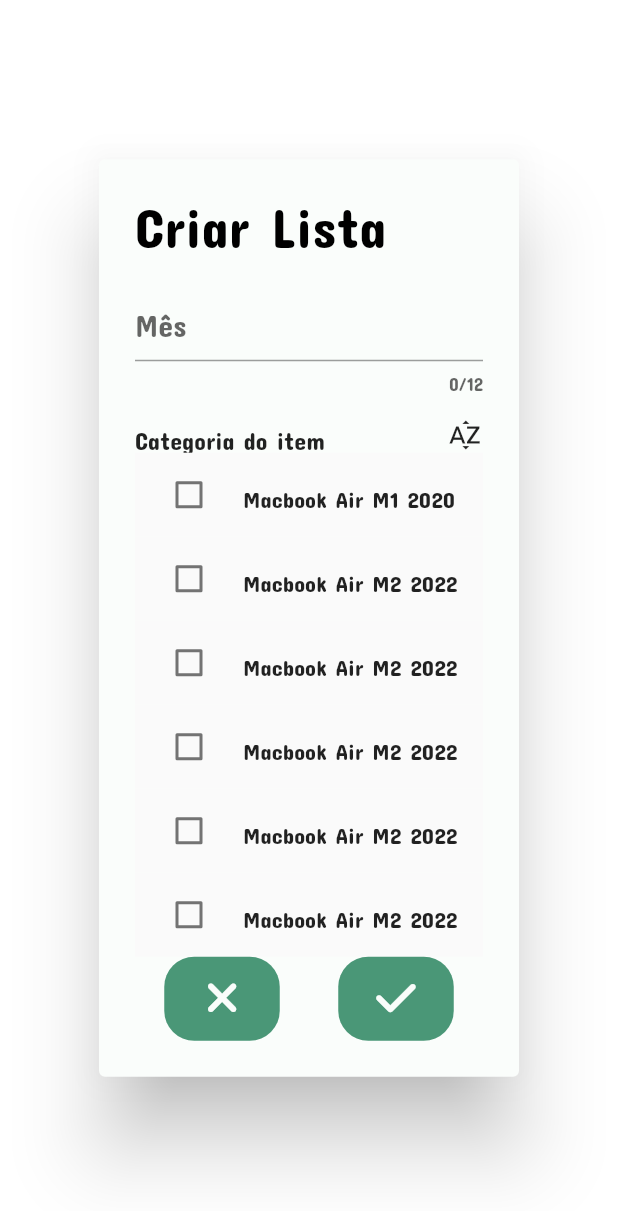
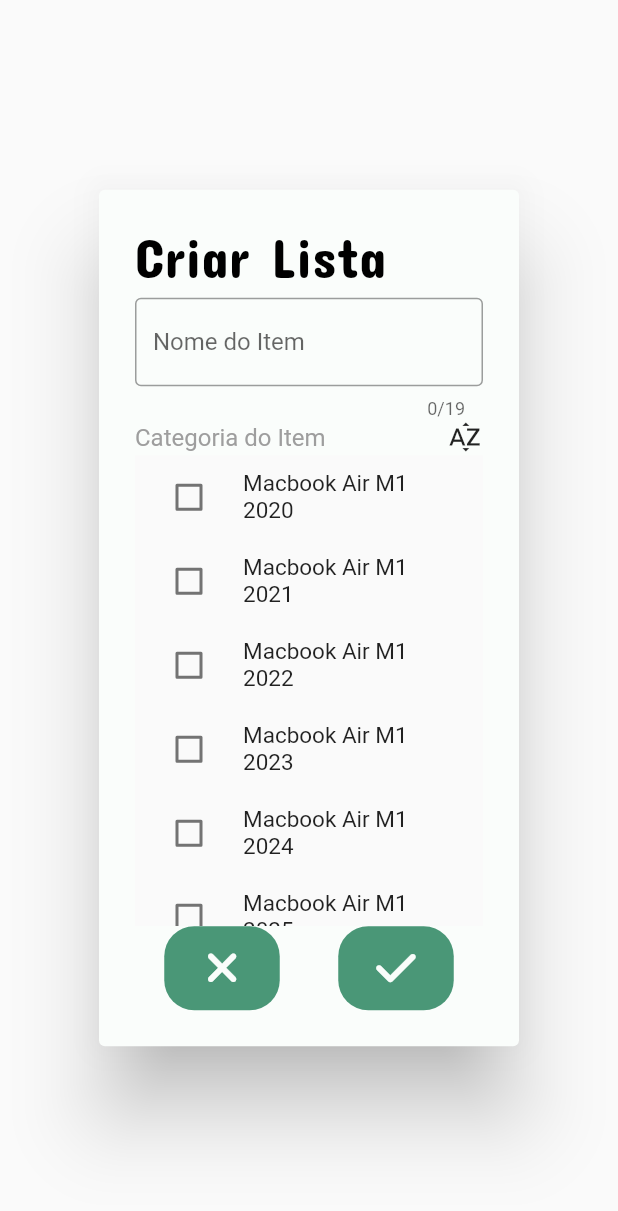
Before and after one commit to Ronnildo/shopList, a Flutter app: the ListScreen screen opened directly, after a tap on the "add" icon, on a phone screen of 412 x 824 dp. Shown: the top 1211 px of the screen. Run offline on Flutter 3.47's test engine with Material 2 defaults, Android fonts, the phone set to English and light mode, and no system bars; our stand-ins replace drop_shadow, font_awesome_flutter.

Commit message:
tela popup_list funcionando. Falta alguns ajustes finos

```diff
--- a/lib/app/interface/screens/main_screen.dart
+++ b/lib/app/interface/screens/main_screen.dart
@@ -1,7 +1,6 @@
 import 'package:flutter/material.dart';
 import 'package:shoplist/app/interface/widgets/card_reuse.dart';
 import 'package:shoplist/app/interface/widgets/popup_list.dart';
-
 import '../widgets/popup_list.dart';
 
 class MainScreen extends StatefulWidget {
--- a/lib/app/interface/widgets/popup_list.dart
+++ b/lib/app/interface/widgets/popup_list.dart
@@ -1,6 +1,7 @@
 import 'package:flutter/material.dart';
-import 'package:shoplist/app/interface/screens/list_screen.dart';
-import 'package:shoplist/app/interface/widgets/buttom_validate.dart';
+import '../screens/list_screen.dart';
+import '../screens/list_screen.dart';
+import '../widgets/buttom_validate.dart';
 import 'package:font_awesome_flutter/font_awesome_flutter.dart';
 
 class PopUpInsertList extends StatefulWidget {
@@ -11,8 +12,6 @@ class PopUpInsertList extends StatefulWidget {
 }
 
 class _PopUpInsertListState extends State<PopUpInsertList> {
-  final TextEditingController _textEditingController = TextEditingController();
-
   void voltar() {
     setState(() {
       Navigator.pop(context);
@@ -21,9 +20,11 @@ class _PopUpInsertListState extends State<PopUpInsertList> {
 
   @override
   Widget build(BuildContext context) {
-    return AlertDialog(
+    return MaterialApp(
+      home: Scaffold(
+        body: AlertDialog(
           title: const Text('Criar Lista'),
-      backgroundColor: const Color(0xFFFAFDFB),
+          backgroundColor: Color(0xFFFAFDFB),
           alignment: Alignment.center,
           titleTextStyle: const TextStyle(
             color: Colors.black,
@@ -31,50 +32,48 @@ class _PopUpInsertListState extends State<PopUpInsertList> {
             fontFamily: 'Concert One',
           ),
           content: Column(
+            mainAxisAlignment: MainAxisAlignment.center,
             mainAxisSize: MainAxisSize.min,
-        mainAxisAlignment: MainAxisAlignment.center,
-        children: <Widget> [
-          TextField(
+            children: <Widget>[
+              const TextField(
                 keyboardType: TextInputType.text,
-            decoration: const InputDecoration(
-              labelText: 'Mês',
-              fillColor: Color(0xFFA6BAB2),
-              focusColor: Color(0xFF44AA99),
+                maxLength: 19,
+                decoration: InputDecoration(
+                  labelText: 'Nome do Item',
+                  border: OutlineInputBorder(),
                 ),
-            maxLength: 12,
-            style: const TextStyle(
-              color: Colors.green,
-              fontSize: 20,
               ),
-            controller: _textEditingController,
-          ),
-          Padding(
-            padding: const EdgeInsets.only(top: 20.0),
-            child: Column(
-              crossAxisAlignment: CrossAxisAlignment.stretch,
-              children: <Widget> [
               Row(
                 mainAxisAlignment: MainAxisAlignment.spaceBetween,
-                  children: const <Widget> [
-                    Text('Categoria do item'),
-                    Icon(
-                      Icons.sort_by_alpha,
+                children: const <Widget>[
+                  Text(
+                    'Categoria do Item',
+                    style: TextStyle(
+                      color: Colors.grey,
                     ),
+                  ),
+                  Icon(Icons.sort_by_alpha),
                 ],
               ),
-                Column(
-                  children: <Widget> [
-                    ChecarCaixa(title: 'Macbook Air M1 2020'),
-                    ChecarCaixa(title: 'Macbook Air M2 2022'),
-                    ChecarCaixa(title: 'Macbook Air M2 2022'),
-                    ChecarCaixa(title: 'Macbook Air M2 2022'),
-                    ChecarCaixa(title: 'Macbook Air M2 2022'),
-                    ChecarCaixa(title: 'Macbook Air M2 2022'),
+              SingleChildScrollView(
+                scrollDirection: Axis.vertical,
+                child: Container(
+                  width: 232,
+                  height: 314,
+                  child: ListView.builder(
+                      itemCount: 10,
+                      itemBuilder: (BuildContext context, int index) {
+                        return Column(
+                          children: <Widget>[
+                            ChecarCaixa(title: 'Macbook Air M1 202$index'),
                           ],
+                        );
+                      }),
+                ),
               ),
               Row(
                 mainAxisAlignment: MainAxisAlignment.spaceAround,
-                  children: <Widget> [
+                children: <Widget>[
                   GestureDetector(
                     onTap: voltar,
                     child: const ButtomValidate(icon: FontAwesomeIcons.xmark),
@@ -88,7 +87,6 @@ class _PopUpInsertListState extends State<PopUpInsertList> {
             ],
           ),
         ),
-        ],
       ),
     );
   }
--- a/lib/main.dart
+++ b/lib/main.dart
@@ -1,7 +1,6 @@
 import 'package:flutter/material.dart';
 import 'package:shoplist/app/interface/screens/main_screen.dart';
 import 'package:shoplist/app/interface/screens/list_screen.dart';
-import 'package:shoplist/app/interface/screens/tela_de_testes.dart';
 
 void main() {
   runApp(const MyApp());
@@ -15,7 +14,7 @@ class MyApp extends StatelessWidget {
     return MaterialApp(
       debugShowCheckedModeBanner: false,
       title: 'Organizador de Compras',
-      home: TelaDeTestes(),
+      home: ListScreen(),
       // routes: {},
       theme: ThemeData(
         fontFamily: 'Concert One',
```
Lines whose indentation alone changed are shown as unchanged.
